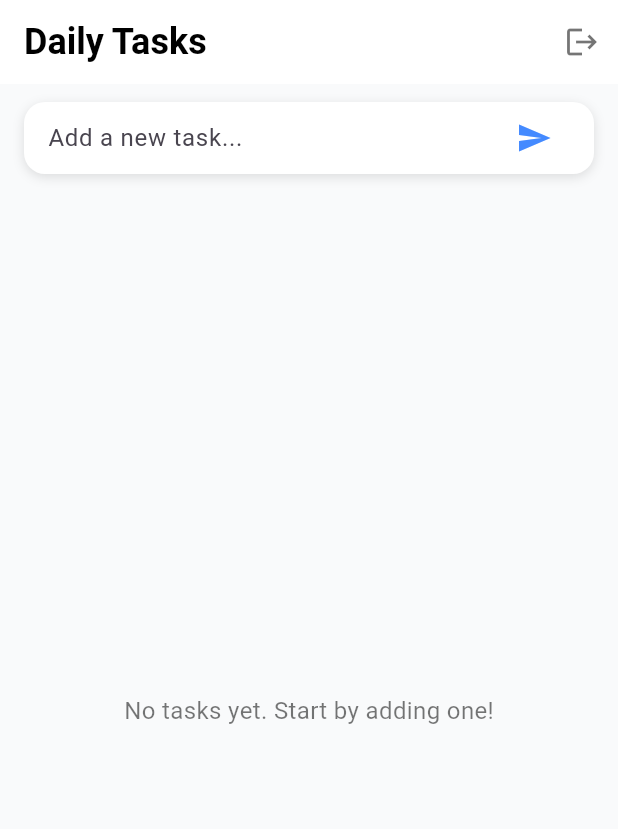
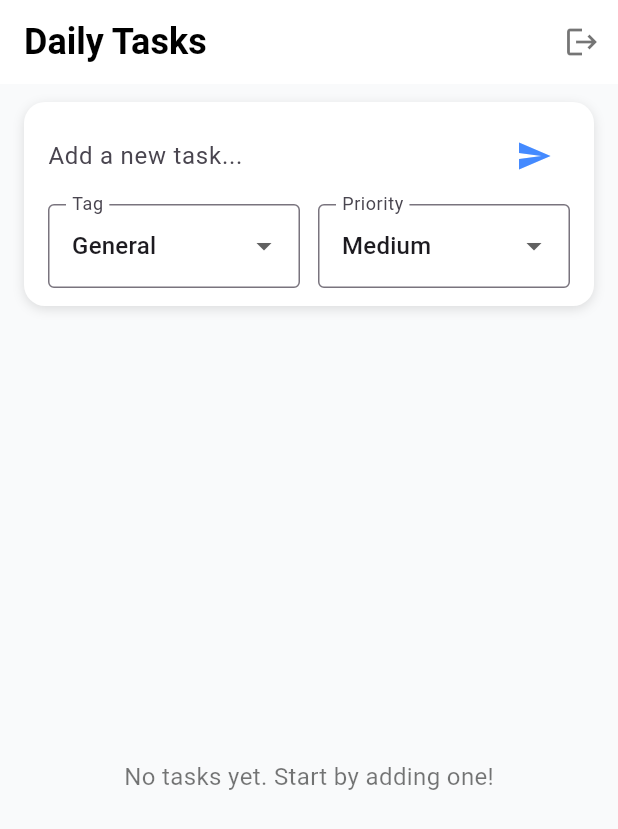
Before and after one commit to iabhinavrajput/_wdigettodo_stateless_statefull, a Flutter app: the screen it shows once a user with an empty profile is signed in, on a phone screen of 412 x 824 dp. Shown: the top 829 px of the screen. Run offline on Flutter 3.47's test engine with Material 3 defaults, Android fonts, the phone set to English and light mode, and no system bars; our stand-ins replace cloud_firestore, firebase_auth, firebase_core, flutter_riverpod, google_sign_in, loading_animation_widget; accounts and stored records are empty.

Commit message:
added the task tag and priority also

```diff
--- a/lib/to_do.dart
+++ b/lib/to_do.dart
@@ -14,6 +14,18 @@ class TodoApp extends ConsumerStatefulWidget {
 
 class _TodoAppState extends ConsumerState<TodoApp> {
   final TextEditingController _controller = TextEditingController();
+
+  String? _selectedTag = 'General';
+  String? _selectedPriority = 'Medium';
+
+  final List<String> _tags = ['General', 'Work', 'Personal', 'Shopping', 'Others'];
+  final List<String> _priorities = ['High', 'Medium', 'Low'];
+
+  final Map<String, Color> priorityColors = {
+    'High': Colors.redAccent,
+    'Medium': Colors.orangeAccent,
+    'Low': Colors.greenAccent,
+  };
 
   String _formatDate(DateTime date) {
     return '${date.day}/${date.month}/${date.year} at ${date.hour}:${date.minute.toString().padLeft(2, '0')}';
@@ -47,11 +59,11 @@ class _TodoAppState extends ConsumerState<TodoApp> {
       ),
       body: Column(
         children: [
-          // Input
+          // Input + Dropdowns
           Padding(
             padding: const EdgeInsets.fromLTRB(16, 12, 16, 8),
             child: Container(
-              padding: const EdgeInsets.symmetric(horizontal: 16),
+              padding: const EdgeInsets.symmetric(horizontal: 16, vertical: 12),
               decoration: BoxDecoration(
                 color: Colors.white,
                 borderRadius: BorderRadius.circular(14),
@@ -63,7 +75,9 @@ class _TodoAppState extends ConsumerState<TodoApp> {
                   ),
                 ],
               ),
-              child: Row(
+              child: Column(
+                children: [
+                  Row(
                     children: [
                       Expanded(
                         child: TextField(
@@ -79,10 +93,64 @@ class _TodoAppState extends ConsumerState<TodoApp> {
                         onPressed: () async {
                           final text = _controller.text.trim();
                           if (text.isNotEmpty) {
-                        await todoController.addTodo(text);
+                            await todoController.addTodo(
+                              text,
+                              tag: _selectedTag!,
+                              priority: _selectedPriority!,
+                            );
                             _controller.clear();
                           }
                         },
+                      ),
+                    ],
+                  ),
+                  const SizedBox(height: 8),
+                  Row(
+                    children: [
+                      // Tag Dropdown
+                      Expanded(
+                        child: DropdownButtonFormField<String>(
+                          value: _selectedTag,
+                          items: _tags
+                              .map((tag) => DropdownMenuItem(
+                                    value: tag,
+                                    child: Text(tag),
+                                  ))
+                              .toList(),
+                          decoration: const InputDecoration(
+                            labelText: 'Tag',
+                            border: OutlineInputBorder(),
+                          ),
+                          onChanged: (val) {
+                            setState(() {
+                              _selectedTag = val;
+                            });
+                          },
+                        ),
+                      ),
+                      const SizedBox(width: 12),
+                      // Priority Dropdown
+                      Expanded(
+                        child: DropdownButtonFormField<String>(
+                          value: _selectedPriority,
+                          items: _priorities
+                              .map((p) => DropdownMenuItem(
+                                    value: p,
+                                    child: Text(p),
+                                  ))
+                              .toList(),
+                          decoration: const InputDecoration(
+                            labelText: 'Priority',
+                            border: OutlineInputBorder(),
+                          ),
+                          onChanged: (val) {
+                            setState(() {
+                              _selectedPriority = val;
+                            });
+                          },
+                        ),
+                      ),
+                    ],
                   ),
                 ],
               ),
@@ -111,10 +179,13 @@ class _TodoAppState extends ConsumerState<TodoApp> {
                   itemCount: sortedTodos.length,
                   itemBuilder: (_, index) {
                     final todo = sortedTodos[index];
+                    final priorityColor = priorityColors[todo.priority ?? 'Medium'] ?? Colors.orangeAccent;
+
                     return Padding(
                       padding: const EdgeInsets.symmetric(vertical: 6),
                       child: Card(
                         shape: RoundedRectangleBorder(
+                          side: BorderSide(color: priorityColor, width: 3),
                           borderRadius: BorderRadius.circular(16),
                         ),
                         elevation: 2,
@@ -122,7 +193,7 @@ class _TodoAppState extends ConsumerState<TodoApp> {
                         child: ListTile(
                           leading: Checkbox(
                             value: todo.isDone,
-                            activeColor: Colors.green,
+                            activeColor: priorityColor,
                             onChanged: (_) => todoController.toggleTodo(todo),
                           ),
                           title: Text(
@@ -135,12 +206,28 @@ class _TodoAppState extends ConsumerState<TodoApp> {
                               color: todo.isDone ? Colors.grey : Colors.black87,
                             ),
                           ),
-                          subtitle: todo.createdAt != null
-                              ? Text(
+                          subtitle: Column(
+                            crossAxisAlignment: CrossAxisAlignment.start,
+                            children: [
+                              if (todo.tag != null)
+                                Padding(
+                                  padding: const EdgeInsets.only(bottom: 4.0),
+                                  child: Text(
+                                    'Tag: ${todo.tag}',
+                                    style: TextStyle(
+                                      fontSize: 12,
+                                      color: priorityColor,
+                                      fontWeight: FontWeight.w600,
+                                    ),
+                                  ),
+                                ),
+                              if (todo.createdAt != null)
+                                Text(
                                   'Added on ${_formatDate(todo.createdAt!)}',
                                   style: const TextStyle(fontSize: 12),
-                                )
-                              : null,
+                                ),
+                            ],
+                          ),
                           trailing: IconButton(
                             icon: const Icon(Icons.delete_outline, color: Colors.redAccent),
                             onPressed: () => todoController.deleteTodo(todo.id),
--- a/lib/todo_model.dart
+++ b/lib/todo_model.dart
@@ -5,16 +5,26 @@ class Todo {
   final String id;
   final bool isDone;
   final DateTime? createdAt;
+  final String? tag;
+  final String? priority;
 
   Todo({
     required this.text,
     this.isDone = false,
     required this.id,
     this.createdAt,
+    this.tag,
+    this.priority,
   });
 
   Map<String, dynamic> toMap() {
-    return {'text': text, 'isDone': isDone, 'createdAt': createdAt};
+    return {
+      'text': text,
+      'isDone': isDone,
+      'createdAt': createdAt != null ? Timestamp.fromDate(createdAt!) : null,
+      'tag': tag,
+      'priority': priority,
+    };
   }
 
   factory Todo.fromMap(String id, Map<String, dynamic> data) {
@@ -22,7 +32,12 @@ class Todo {
       id: id,
       text: data['text'] ?? '',
       isDone: data['isDone'] ?? false,
-      createdAt: (data['createdAt'] as Timestamp?)?.toDate(),
+      createdAt:
+          data['createdAt'] != null
+              ? (data['createdAt'] as Timestamp).toDate()
+              : null,
+      tag: data['tag'],
+      priority: data['priority'],
     );
   }
 
--- a/lib/todo_repository.dart
+++ b/lib/todo_repository.dart
@@ -25,11 +25,17 @@ class TodoRepository {
         });
   }
 
-  Future<void> addTodo(String text) {
+  Future<void> addTodo(
+    String text, {
+    String tag = 'General',
+    String priority = 'Medium',
+  }) {
     return _todoCollection.add({
       'text': text,
       'isDone': false,
       'createdAt': FieldValue.serverTimestamp(),
+      'tag': tag,
+      'priority': priority,
     });
   }
 
```
Also changed, not shown: lib/todo_notifier.dart (+5 -3 lines). Lines whose indentation alone changed are shown as unchanged.
